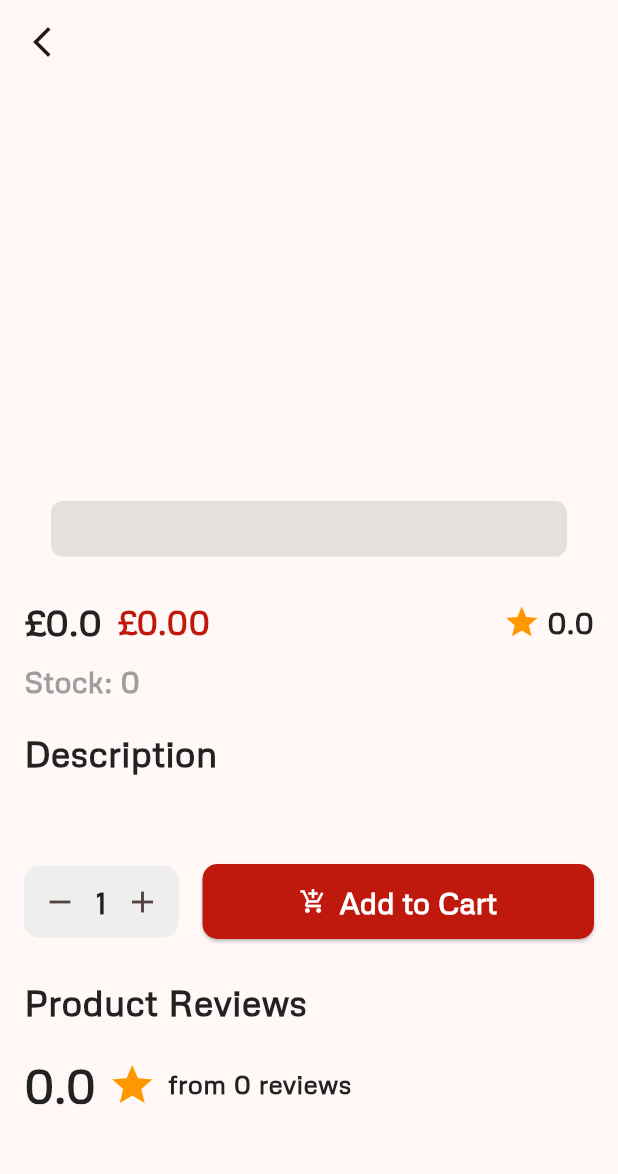
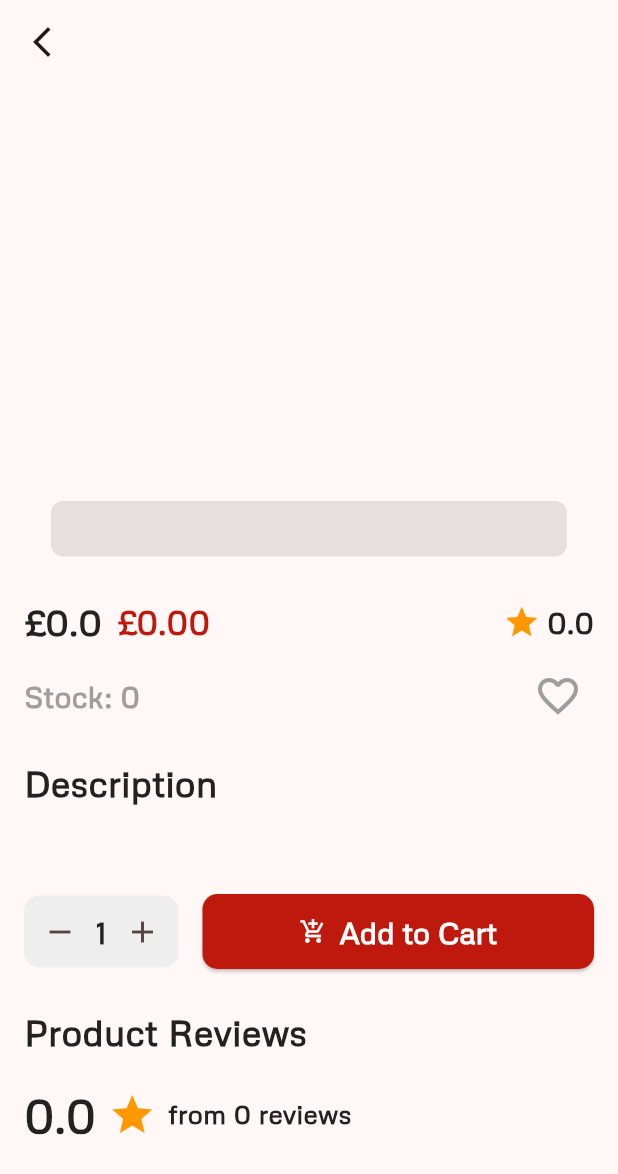
Before and after one commit to Mohamedali0219/SnapBuy_Depi, a Flutter app: the ProductDetailsScreen screen opened directly with empty values, on a phone screen of 412 x 824 dp. Shown: the top 1174 px of the screen. Run offline on Flutter 3.47's test engine with Material 3 defaults, Android fonts, the phone set to English and light mode, and no system bars; drawn by our look-alikes of carousel_slider; our stand-ins replace animated_text_kit, awesome_dialog, bloc, cached_network_image, cloud_firestore, dartz and 12 more; missing offline and left inert: flutter_stripe; accounts and stored records are empty; network calls fail.

Commit message:
finish favourite bag ui

```diff
--- a/lib/features/home/ui/widget/product_gridview.dart
+++ b/lib/features/home/ui/widget/product_gridview.dart
@@ -38,14 +38,14 @@ class ProductGridView extends StatelessWidget {
           );
         }
         return SizedBox(
-          height: hight * 0.6,
+          height: hight * 0.5,
           child: GridView.builder(
             padding: EdgeInsets.all(8.0.sp),
             gridDelegate: SliverGridDelegateWithFixedCrossAxisCount(
               crossAxisCount: 2, // Number of columns in the grid
               crossAxisSpacing: 10.0.sp, // Spacing between columns
               mainAxisSpacing: 10.0.sp, // Spacing between rows
-              childAspectRatio: 0.6.sp, // Aspect ratio of each item
+              childAspectRatio: 0.50, // Aspect ratio of each item
             ),
             itemCount: products.length,
             itemBuilder: (context, index) {
--- a/lib/features/product_detials/ui/widget/product_description_section.dart
+++ b/lib/features/product_detials/ui/widget/product_description_section.dart
@@ -1,10 +1,13 @@
 import 'package:flutter/material.dart';
+import 'package:flutter_bloc/flutter_bloc.dart';
 import 'package:flutter_screenutil/flutter_screenutil.dart';
 import 'package:snap_buy_app/core/themes/colors_manager.dart';
 import 'package:snap_buy_app/core/themes/text_styles.dart';
 import 'package:snap_buy_app/features/home/data/model/product/product_model.dart';
+import 'package:snap_buy_app/features/shop/logic/shop_cubit/shop_cart_cubit.dart';
+import 'package:snap_buy_app/features/shop/logic/shop_cubit/shop_cart_state.dart';
 
-class ProductDescriptionSection extends StatelessWidget {
+class ProductDescriptionSection extends StatefulWidget {
   const ProductDescriptionSection({
     super.key,
     required this.product,
@@ -13,8 +16,17 @@ class ProductDescriptionSection extends StatelessWidget {
   final ProductModel product;
 
   @override
+  State<ProductDescriptionSection> createState() =>
+      _ProductDescriptionSectionState();
+}
+
+class _ProductDescriptionSectionState extends State<ProductDescriptionSection> {
+  bool isFavourite = false;
+  @override
   Widget build(BuildContext context) {
-    return Column(
+    return BlocProvider(
+      create: (context) => ShopCartCubit(),
+      child: Column(
         crossAxisAlignment: CrossAxisAlignment.start,
         children: [
           Container(
@@ -26,7 +38,7 @@ class ProductDescriptionSection extends StatelessWidget {
               borderRadius: BorderRadius.circular(8),
             ),
             child: Text(
-            product.title,
+              widget.product.title,
               style: TextStyles.styleBold(
                 context,
                 color: ColorsManager.redColor,
@@ -38,7 +50,7 @@ class ProductDescriptionSection extends StatelessWidget {
           Row(
             children: [
               Text(
-              '£${product.price}',
+                '£${widget.product.price}',
                 style: TextStyles.styleBold(
                   context,
                   fontSize: 22.sp,
@@ -46,7 +58,7 @@ class ProductDescriptionSection extends StatelessWidget {
               ),
               const SizedBox(width: 10),
               Text(
-              '£${(product.price * (1 - product.discountPercentage / 100)).toStringAsFixed(2)}',
+                '£${(widget.product.price * (1 - widget.product.discountPercentage / 100)).toStringAsFixed(2)}',
                 style: TextStyles.styleBold(
                   context,
                   fontSize: 20.sp,
@@ -56,7 +68,7 @@ class ProductDescriptionSection extends StatelessWidget {
               const Spacer(),
               const Icon(Icons.star, color: Colors.orange, size: 25),
               SizedBox(width: 4.w),
-            Text(product.rating.toString(),
+              Text(widget.product.rating.toString(),
                   style: TextStyles.styleBold(
                     context,
                     fontSize: 18.sp,
@@ -64,13 +76,71 @@ class ProductDescriptionSection extends StatelessWidget {
             ],
           ),
           const SizedBox(height: 8),
+          Row(
+            mainAxisAlignment: MainAxisAlignment.spaceBetween,
+            children: [
               Text(
-          'Stock: ${product.stock}',
+                'Stock: ${widget.product.stock}',
                 style: TextStyles.styleBold(
                   context,
                   fontSize: 18.sp,
                   color: Colors.grey,
                 ),
+              ),
+              BlocConsumer<ShopCartCubit, ShopCartState>(
+                listener: (context, state) {},
+                builder: (context, state) {
+                  var cubit = context.read<ShopCartCubit>();
+                  return IconButton(
+                    onPressed: () {
+                      if (!isFavourite) {
+                        cubit.addProductToShoppingCart(
+                          ProductModel(
+                            id: widget.product.id,
+                            title: widget.product.title,
+                            description: widget.product.description,
+                            category: widget.product.category,
+                            price: widget.product.price,
+                            discountPercentage:
+                                widget.product.discountPercentage,
+                            rating: widget.product.rating,
+                            stock: widget.product.stock,
+                            brand: widget.product.brand,
+                            sku: widget.product.sku,
+                            availabilityStatus:
+                                widget.product.availabilityStatus,
+                            reviews: widget.product.reviews,
+                            returnPolicy: widget.product.returnPolicy,
+                            meta: widget.product.meta,
+                            images: widget.product.images,
+                            thumbnail: widget.product.thumbnail,
+                            quantity: cubit.quantity,
+                          ),
+                        );
+                        isFavourite = true;
+                        cubit.getShoppingCartProducts();
+                      } else {
+                        cubit.removeProductFromShoppingCart(widget.product.id);
+                        cubit.getShoppingCartProducts();
+                        isFavourite = false;
+                      }
+                      setState(() {});
+                    },
+                    icon: isFavourite
+                        ? const Icon(
+                            Icons.favorite,
+                            color: Colors.red,
+                            size: 32,
+                          )
+                        : const Icon(
+                            Icons.favorite_border,
+                            color: Colors.grey,
+                            size: 32,
+                          ),
+                  );
+                },
+              )
+            ],
           ),
           const SizedBox(height: 16),
           // Description
@@ -80,6 +150,7 @@ class ProductDescriptionSection extends StatelessWidget {
                 fontSize: 22.sp,
               )),
         ],
+      ),
     );
   }
 }
--- a/lib/features/shop/ui/shop_screen.dart
+++ b/lib/features/shop/ui/shop_screen.dart
@@ -89,7 +89,8 @@ class ShoppingCartScreen extends StatelessWidget {
                       return BlocProvider(
                         create: (context) => PaymentCubit(CheckoutRepoImpl()),
                         child: PaymentMethodsBottomSheet(
-                          amount: val, products: products,
+                          amount: val,
+                          products: products,
                         ),
                       );
                     });
--- a/lib/features/shop/ui/widget/cart_item.dart
+++ b/lib/features/shop/ui/widget/cart_item.dart
@@ -35,7 +35,7 @@ class CartItem extends StatelessWidget {
           //  mainAxisAlignment: MainAxisAlignment.spaceBetween,
           children: [
             Container(
-              width: 150.w,
+              width: 100.w,
               height: 100.h,
               decoration: BoxDecoration(
                 color: Colors.grey[200],
@@ -51,6 +51,7 @@ class CartItem extends StatelessWidget {
               children: [
                 Text(
                   displayTitle,
+                  overflow: TextOverflow.clip,
                   style: TextStyles.styleBold(context,
                       fontSize: 20.sp, color: ColorsManager.darkColor),
                 ),
```
Also changed, not shown: lib/features/favourite/ui/widget/favourite_screen.dart (+39 -4 lines). Lines whose indentation alone changed are shown as unchanged.
